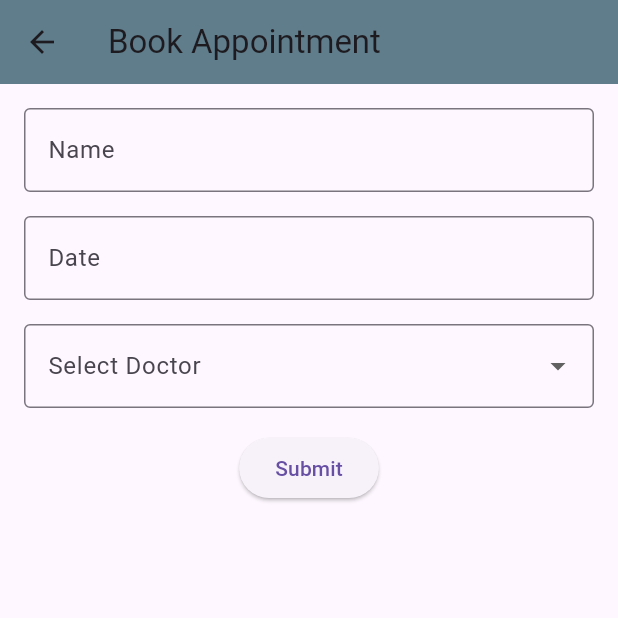
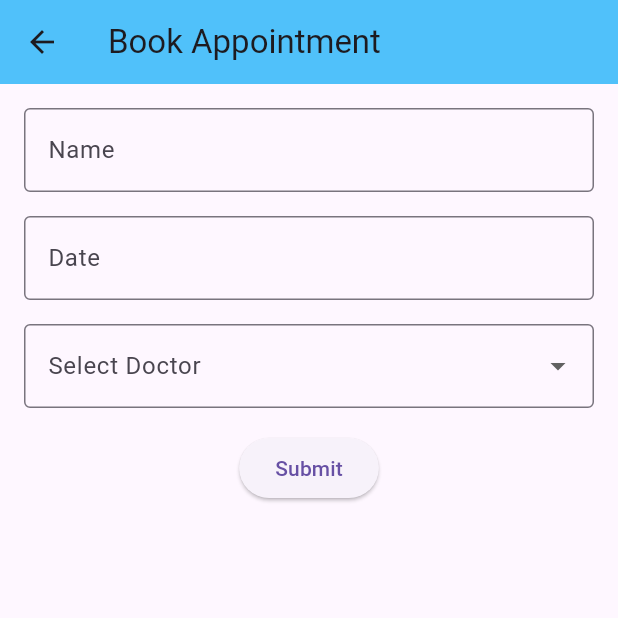
Before and after one commit to naeemnasser/doctor_app, a Flutter app: the BookAppointmentScreen screen opened directly, on a phone screen of 412 x 824 dp, the top half of it. Run offline on Flutter 3.47's test engine with Material 3 defaults, Android fonts, the phone set to English and light mode, and no system bars.

Commit message:
home screan edit on bar color

```diff
--- a/lib/screens/book_appoinment_screens.dart
+++ b/lib/screens/book_appoinment_screens.dart
@@ -29,7 +29,7 @@ class _BookAppointmentScreenState extends State<BookAppointmentScreen> {
   Widget build(BuildContext context) {
     return Scaffold(
       appBar: AppBar(
-        backgroundColor: Colors.blueGrey,
+        backgroundColor: const Color.fromARGB(255, 80, 193, 250),
         title: Text('Book Appointment'),
       ),
       body: Padding(
```
